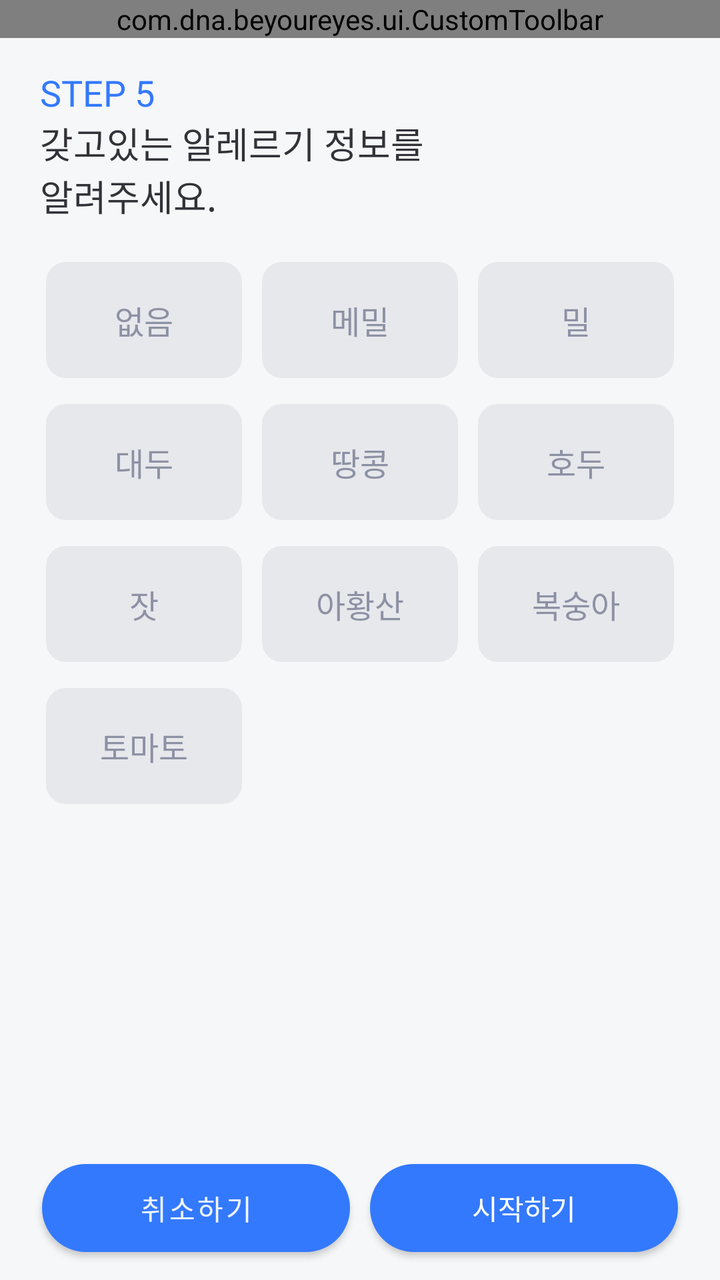
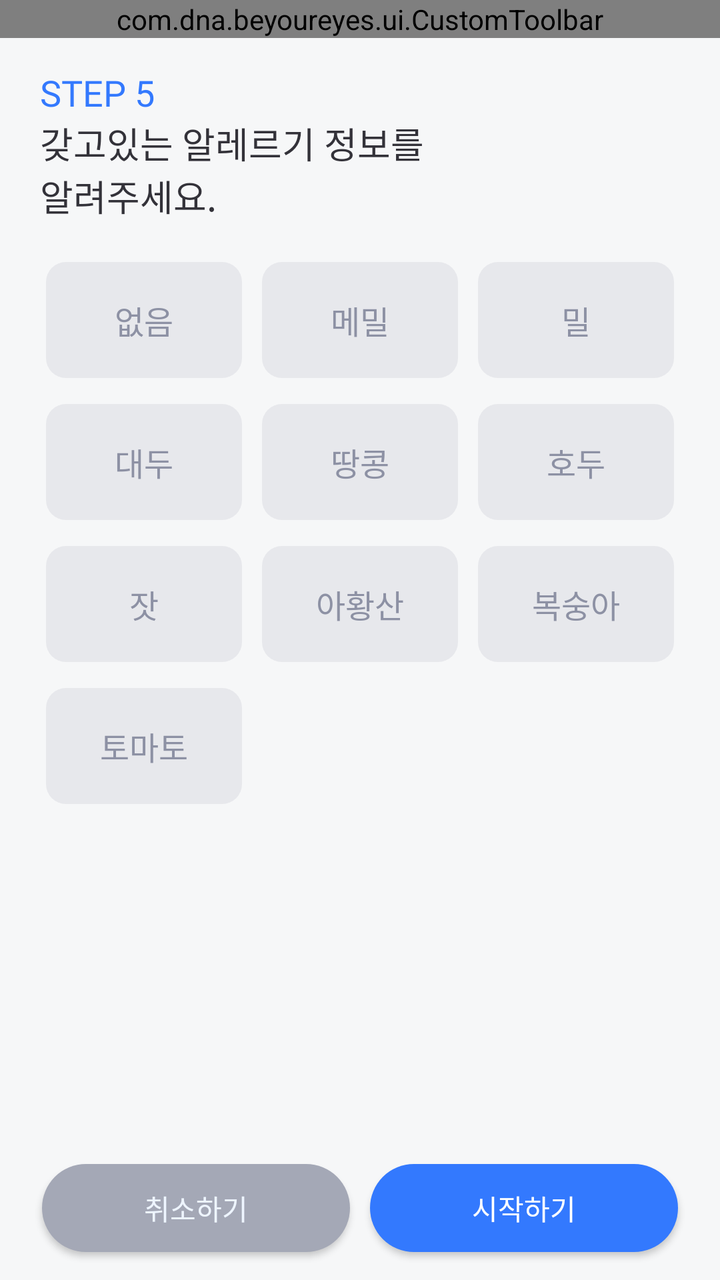

Before-and-after screenshots of an Android layout around one commit, followed by the original layout XML and the change that was made.
<!-- AndroidManifest.xml: application theme Theme.BeYourEyes -->
<!-- res/layout/fragment_assign_allergy.xml -->
<?xml version="1.0" encoding="utf-8"?>
<androidx.constraintlayout.widget.ConstraintLayout xmlns:android="http://schemas.android.com/apk/res/android"
    xmlns:tools="http://schemas.android.com/tools"
    android:layout_width="match_parent"
    android:layout_height="match_parent"
    android:background="@color/gray_50"
    xmlns:app="http://schemas.android.com/apk/res-auto">

    <com.dna.beyoureyes.ui.CustomToolbar
        android:id="@+id/toolbar"
        android:layout_width="match_parent"
        android:layout_height="wrap_content"
        app:title="@string/assign_toolbar"
        app:layout_constraintEnd_toEndOf="parent"
        app:layout_constraintStart_toStartOf="parent"
        app:layout_constraintTop_toTopOf="parent"/>


    <TextView
        android:id="@+id/stepText"
        android:layout_width="wrap_content"
        android:layout_height="wrap_content"
        android:layout_marginStart="20dp"
        android:layout_marginTop="15dp"
        android:layout_marginEnd="20dp"
        android:fontFamily="@font/wanted_sans_semi_bold"
        android:text="@string/assign_step5"
        android:textColor="@color/blue_500"
        android:textSize="18sp"
        app:layout_constraintEnd_toEndOf="parent"
        app:layout_constraintHorizontal_bias="0.0"
        app:layout_constraintStart_toStartOf="parent"
        app:layout_constraintTop_toBottomOf="@+id/toolbar" />

    <TextView
        android:id="@+id/questionText"
        android:layout_width="wrap_content"
        android:layout_height="wrap_content"
        android:layout_marginStart="20dp"
        android:layout_marginTop="0dp"
        android:layout_marginEnd="20dp"
        android:fontFamily="@font/wanted_sans_semi_bold"
        android:text="갖고있는 알레르기 정보를\n알려주세요."
        android:textColor="@color/gray_950"
        android:textSize="18sp"
        app:layout_constraintEnd_toEndOf="parent"
        app:layout_constraintHorizontal_bias="0.0"
        app:layout_constraintStart_toStartOf="parent"
        app:layout_constraintTop_toBottomOf="@+id/stepText" />
    
    <LinearLayout
        android:layout_width="match_parent"
        android:layout_height="wrap_content"
        android:gravity="center"
        android:orientation="vertical"
        app:layout_constraintEnd_toEndOf="parent"
        app:layout_constraintStart_toStartOf="parent"
        app:layout_constraintTop_toBottomOf="@id/questionText">

        <com.google.android.material.chip.ChipGroup
            android:layout_width="wrap_content"
            android:layout_height="wrap_content"
            android:layout_margin="20dp"
            android:layout_marginTop="24dp"
            android:foregroundGravity="center"
            app:chipSpacingHorizontal="10dp"
            app:chipSpacingVertical="13dp">

            <com.google.android.material.chip.Chip
                android:id="@+id/chip1"
                style="@style/AllergyChip"
                android:layout_width="98dp"
                android:layout_height="58dp"
                android:layout_marginBottom="60dp"
                android:text="@string/allergy_none"
                android:textAlignment="center"
                android:textAppearance="@style/chipText"
                app:chipMinTouchTargetSize="0dp"/>

            <com.google.android.material.chip.Chip
                android:id="@+id/chip2"
                style="@style/AllergyChip"
                android:layout_width="98dp"
                android:layout_height="58dp"
                android:layout_marginBottom="60dp"
                android:text="@string/allergy_buckwheat"
                android:textAlignment="center"
                android:textAppearance="@style/chipText"
                app:chipMinTouchTargetSize="0dp"/>

            <com.google.android.material.chip.Chip
                android:id="@+id/chip3"
                style="@style/AllergyChip"
                android:layout_width="98dp"
                android:layout_height="58dp"
                android:layout_marginBottom="60dp"
                android:text="@string/allergy_wheat"
                android:textAlignment="center"
                android:textAppearance="@style/chipText"
                app:chipMinTouchTargetSize="0dp" />

            <com.google.android.material.chip.Chip
                android:id="@+id/chip4"
                style="@style/AllergyChip"
                android:layout_width="98dp"
                android:layout_height="58dp"
                android:layout_marginBottom="60dp"
                android:text="@string/allergy_bean"
                android:textAlignment="center"
                android:textAppearance="@style/chipText"
                app:chipMinTouchTargetSize="0dp"/>

            <com.google.android.material.chip.Chip
                android:id="@+id/chip5"
                style="@style/AllergyChip"
                android:layout_width="98dp"
                android:layout_height="58dp"
                android:layout_marginBottom="60dp"
                android:text="@string/allergy_peanut"
                android:textAlignment="center"
                android:textAppearance="@style/chipText"
                app:chipMinTouchTargetSize="0dp"/>

            <com.google.android.material.chip.Chip
                android:id="@+id/chip6"
                style="@style/AllergyChip"
                android:layout_width="98dp"
                android:layout_height="58dp"
                android:layout_marginBottom="60dp"
                android:text="@string/allergy_walnut"
                android:textAlignment="center"
                android:textAppearance="@style/chipText"
                app:chipMinTouchTargetSize="0dp" />

            <com.google.android.material.chip.Chip
                android:id="@+id/chip7"
                style="@style/AllergyChip"
                android:layout_width="98dp"
                android:layout_height="58dp"
                android:layout_marginBottom="60dp"
                android:text="@string/allergy_pinenut"
                android:textAlignment="center"
                android:textAppearance="@style/chipText"
                app:chipMinTouchTargetSize="0dp"/>

            <com.google.android.material.chip.Chip
                android:id="@+id/chip8"
                style="@style/AllergyChip"
                android:layout_width="98dp"
                android:layout_height="58dp"
                android:layout_marginBottom="60dp"
                android:text="@string/allergy_acid"
                android:textAlignment="center"
                android:textAppearance="@style/chipText"
                app:chipMinTouchTargetSize="0dp"/>

            <com.google.android.material.chip.Chip
                android:id="@+id/chip9"
                style="@style/AllergyChip"
                android:layout_width="98dp"
                android:layout_height="58dp"
                android:layout_marginBottom="60dp"
                android:text="@string/allergy_peach"
                android:textAlignment="center"
                android:textAppearance="@style/chipText"
                app:chipMinTouchTargetSize="0dp" />

            <com.google.android.material.chip.Chip
                android:id="@+id/chip10"
                style="@style/AllergyChip"
                android:layout_width="98dp"
                android:layout_height="58dp"
                android:layout_marginBottom="60dp"
                android:text="@string/allergy_tomato"
                android:textAlignment="center"
                android:textAppearance="@style/chipText"
                app:chipMinTouchTargetSize="0dp" />
        </com.google.android.material.chip.ChipGroup>

    </LinearLayout>


    <LinearLayout
        android:layout_width="match_parent"
        android:layout_height="wrap_content"
        android:orientation="horizontal"
        android:clipToPadding="false"
        android:paddingVertical="14dp"
        app:layout_constraintBottom_toBottomOf="parent"
        app:layout_constraintEnd_toEndOf="parent"
        app:layout_constraintStart_toStartOf="parent">

        <Button
            android:id="@+id/cancelBtn"
            android:layout_width="match_parent"
            android:layout_height="44dp"
            android:layout_weight="1"
            android:layout_marginStart="21dp"
            android:layout_marginEnd="5dp"
            android:background="@drawable/shape_button_g400_24"
            android:text="취소하기"
            android:fontFamily="@font/wanted_sans_bold"
            android:textSize="14sp"
            android:textColor="@color/blue_50" />

        <androidx.appcompat.widget.AppCompatButton
            android:id="@+id/nextBtn"
            android:layout_width="match_parent"
            android:layout_height="44dp"
            android:layout_weight="1"
            android:layout_marginStart="5dp"
            android:layout_marginEnd="21dp"
            android:background="@drawable/shape_button_b500_24"
            android:text="@string/assign_start"
            android:fontFamily="@font/wanted_sans_bold"
            android:textSize="14sp"
            android:textColor="@color/white" />


    </LinearLayout>

</androidx.constraintlayout.widget.ConstraintLayout>
<!-- resources referenced by this layout -->
<resources>
  <color name="blue_50">#EEF5FF</color>
  <color name="blue_500">#3379FE</color>
  <color name="gray_50">#F6F7F8</color>
  <color name="gray_950">#333239</color>
  <color name="white">#FFFFFF</color>
  <!-- drawable shape_button_b500_24 (drawable) -->
  <?xml version="1.0" encoding="utf-8"?>
  <shape xmlns:android="http://schemas.android.com/apk/res/android"
      android:shape="rectangle">
      <solid android:color="@color/blue_500" /> 
      <size android:width="60dp" android:height="45dp" /> 
      <corners android:radius="24dp" /> 
  </shape>
  <!-- drawable shape_button_g400_24 (drawable) -->
  <?xml version="1.0" encoding="utf-8"?>
  <shape xmlns:android="http://schemas.android.com/apk/res/android">
      <solid android:color="@color/gray_400" /> 
      <size android:width="60dp" android:height="45dp" /> 
      <corners android:radius="24dp" /> 
  </shape>
  <string name="allergy_acid">아황산</string>
  <string name="allergy_bean">대두</string>
  <string name="allergy_buckwheat">메밀</string>
  <string name="allergy_none">없음</string>
  <string name="allergy_peach">복숭아</string>
  <string name="allergy_peanut">땅콩</string>
  <string name="allergy_pinenut">잣</string>
  <string name="allergy_tomato">토마토</string>
  <string name="allergy_walnut">호두</string>
  <string name="allergy_wheat">밀</string>
  <string name="assign_start">시작하기</string>
  <string name="assign_step5">STEP 5</string>
  <string name="assign_toolbar">맞춤설계</string>
  <style name="AllergyChip" parent="@style/Widget.MaterialComponents.Chip.Choice">
          <item name="chipStrokeWidth">2dp</item>
          <item name="chipBackgroundColor">@color/allergy_chip_background_color</item>
          <item name="chipStrokeColor">@color/chip_stroke_color</item>
          <item name="android:textColor">@color/allergy_chip_text_color</item>
          <item name="chipCornerRadius">10dp</item>
      </style>
  <style name="chipText" parent="TextAppearance.MaterialComponents.Chip">
          <item name="android:fontFamily">@font/wanted_sans_semi_bold</item>
          <item name="android:textColor">@color/gray_500</item>
          <item name="android:textSize">16sp</item>
      </style>
  <style name="Theme.BeYourEyes" parent="Theme.MaterialComponents.Light.NoActionBar">
          
          <item name="colorPrimary">@color/blue_500</item>
          <item name="colorPrimaryVariant">@color/blue_700</item>
          <item name="colorOnPrimary">@color/white</item>
          
          <item name="colorSecondary">@color/teal_200</item>
          <item name="colorSecondaryVariant">@color/teal_700</item>
          <item name="colorOnSecondary">@color/black</item>
          
          <item name="android:statusBarColor">@color/gray_50</item>
          <item name="android:windowLightStatusBar">true</item>
          <item name="android:navigationBarColor">@color/gray_50</item>
          
          <item name="chipStyle">@style/TextChipStyle</item>
      </style>
  <color name="gray_400">#A4A8B6</color>
  <color name="gray_500">#8D91A4</color>
  <color name="blue_700">#1543E0</color>
  <color name="teal_200">#FF03DAC5</color>
  <color name="teal_700">#FF018786</color>
  <color name="black">#FF000000</color>
  <style name="TextChipStyle" parent="Widget.MaterialComponents.Chip.Choice">
          <item name="chipCornerRadius">10dp</item>
          <item name="chipMinHeight">58dp</item>
          <item name="chipBackgroundColor">@color/chip_bg_color</item>
          <item name="android:textColor">@color/chip_text_color</item>
          <item name="chipStrokeColor">@color/chip_stroke_color</item>
          <item name="chipStrokeWidth">2dp</item>
          <item name="android:textAlignment">center</item>
          <item name="fontFamily">@font/wanted_sans_semi_bold</item>
          <item name="android:textSize">16sp</item>
          <item name="android:paddingTop">14dp</item>
          <item name="android:paddingBottom">14dp</item>
      </style>
</resources>

<!-- the commit's change to res/layout/fragment_assign_allergy.xml (unified diff, before → after) -->
@@ -47,7 +47,7 @@
         app:layout_constraintHorizontal_bias="0.0"
         app:layout_constraintStart_toStartOf="parent"
         app:layout_constraintTop_toBottomOf="@+id/stepText" />
-    
+
     <LinearLayout
         android:layout_width="match_parent"
         android:layout_height="wrap_content"
@@ -190,7 +190,7 @@
         app:layout_constraintEnd_toEndOf="parent"
         app:layout_constraintStart_toStartOf="parent">
 
-        <Button
+        <androidx.appcompat.widget.AppCompatButton
             android:id="@+id/cancelBtn"
             android:layout_width="match_parent"
             android:layout_height="44dp"
